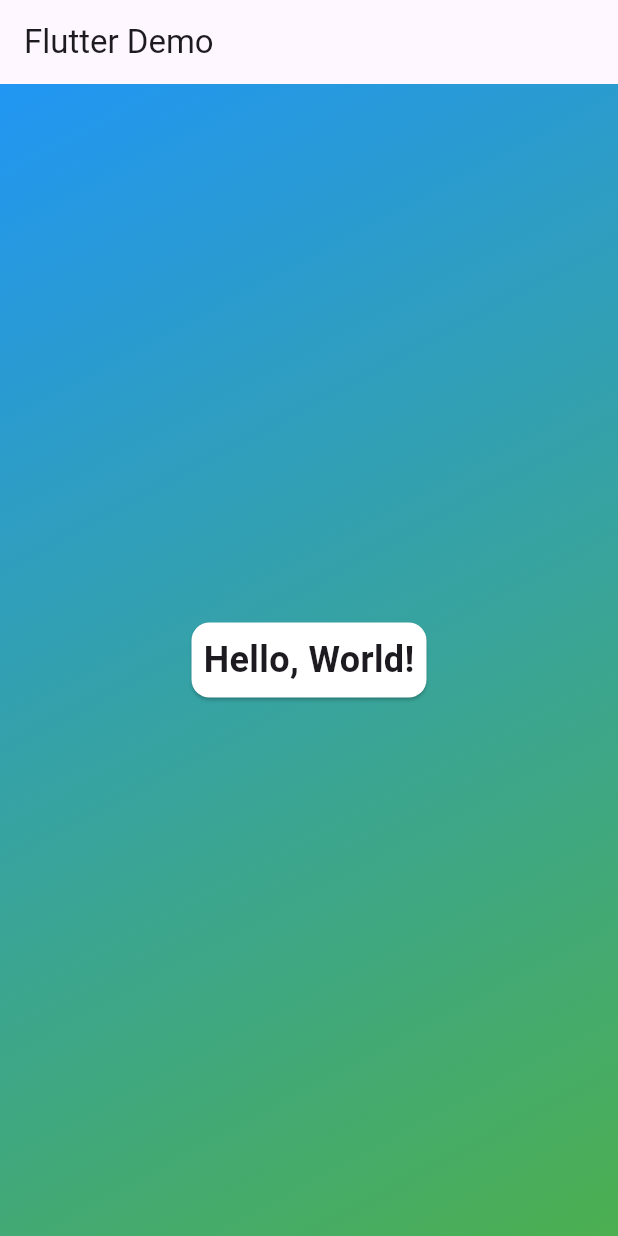
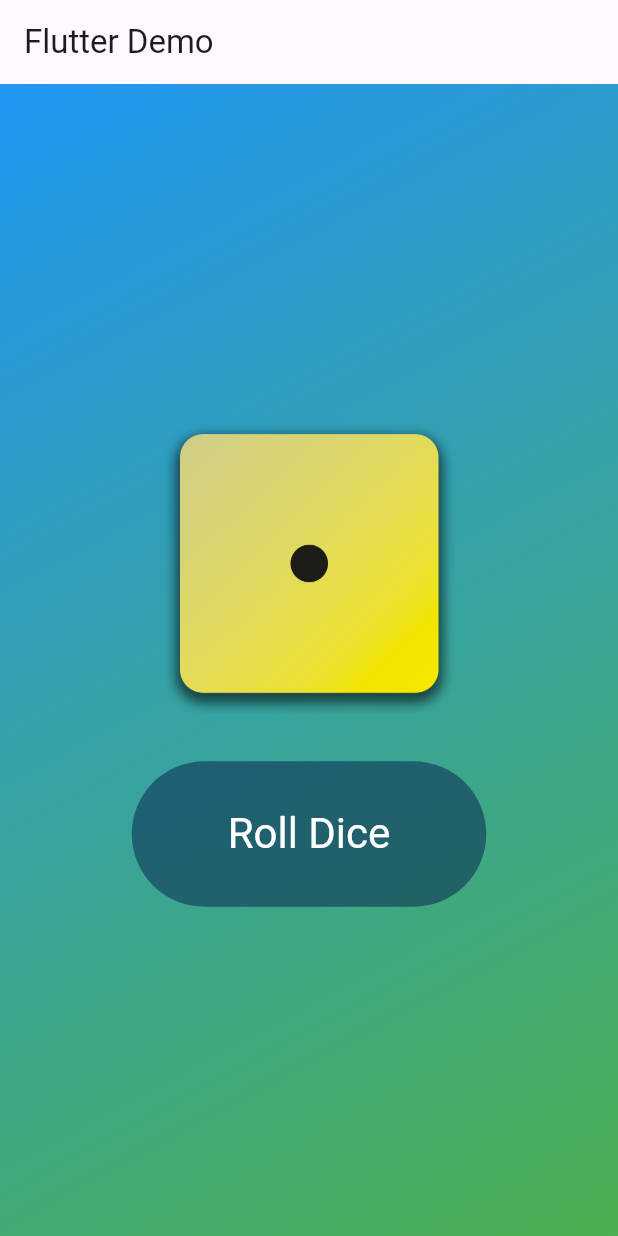
Before and after one commit to eduardorezaghi/dice_app, a Flutter app: the screen it shows after launch, on a phone screen of 412 x 824 dp. Run offline on Flutter 3.47's test engine with Material 3 defaults, Android fonts, the phone set to English and light mode, and no system bars.

Commit message:
Wrap up Dice Roller app.  - Add static files to the app bundle  - Use State based approach to change properties  - Use Generic widgets

```diff
--- /dev/null
+++ b/lib/dice_roller.dart
@@ -0,0 +1,49 @@
+import 'dart:math';
+import 'package:flutter/material.dart';
+
+final _random = Random();
+
+
+class DiceRoller extends StatefulWidget {
+  const DiceRoller({super.key});
+
+  @override
+  State<DiceRoller> createState() => _DiceRollerState();
+}
+
+/// State class for the DiceRoller widget
+class _DiceRollerState extends State<DiceRoller> {
+  var currentDiceRoll = 1;
+
+  void rollDice() {
+    // Update the state of the widget to reflect the new dice image
+    setState(() {
+      // Generate a random number between 1 and 6
+      currentDiceRoll = _random.nextInt(6) + 1;
+    });
+  }
+
+  @override
+  Widget build(BuildContext context) {
+    return Column(
+      mainAxisAlignment: MainAxisAlignment.center,
+      children: [
+        Image.asset(
+          'assets/images/dice-$currentDiceRoll.png',
+          width: 200,
+          height: 200,
+        ),
+        const SizedBox(height: 32),
+        TextButton(
+            onPressed: rollDice,
+            style: TextButton.styleFrom(
+              backgroundColor: const Color.fromRGBO(3, 27, 75, 0.494),
+              foregroundColor: Colors.white,
+              padding: const EdgeInsets.symmetric(horizontal: 64, vertical: 32),
+              textStyle: const TextStyle(fontSize: 28),
+            ),
+            child: const Text('Roll Dice')),
+      ],
+    );
+  }
+}
--- a/lib/gradient_container.dart
+++ b/lib/gradient_container.dart
@@ -1,4 +1,4 @@
-import 'package:dice_app/styled_text.dart';
+import 'package:dice_app/dice_roller.dart';
 import 'package:flutter/material.dart';
 
 class GradientContainer extends StatelessWidget {
@@ -17,15 +17,7 @@ class GradientContainer extends StatelessWidget {
         ),
       ),
       child: const Center(
-        child: Card(
-          color: Colors.white,
-          child: Padding(
-            padding: EdgeInsets.all(8.0),
-            child: StyledText('Hello, World!',
-              style: TextStyle(fontSize: 24.0, fontWeight: FontWeight.bold),
-            )
-          ),
-        ),
+        child: DiceRoller(),
       ),
     );
   }
--- a/pubspec.yaml
+++ b/pubspec.yaml
@@ -59,9 +59,9 @@ flutter:
   uses-material-design: true
 
   # To add assets to your application, add an assets section, like this:
-  # assets:
-  #   - images/a_dot_burr.jpeg
-  #   - images/a_dot_ham.jpeg
+  assets:
+    - assets/
+    - assets/images/
 
   # An image asset can refer to one or more resolution-specific "variants", see
   # https://flutter.dev/assets-and-images/#resolution-aware
```
Also changed, not shown: assets/images/dice-1.png (added), assets/images/dice-2.png (added), assets/images/dice-3.png (added), assets/images/dice-4.png (added), assets/images/dice-5.png (added), assets/images/dice-6.png (added).
